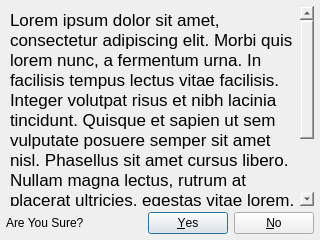
Old version of the form ui/AreYouSureDialog.ui in the repository kipr/botui.
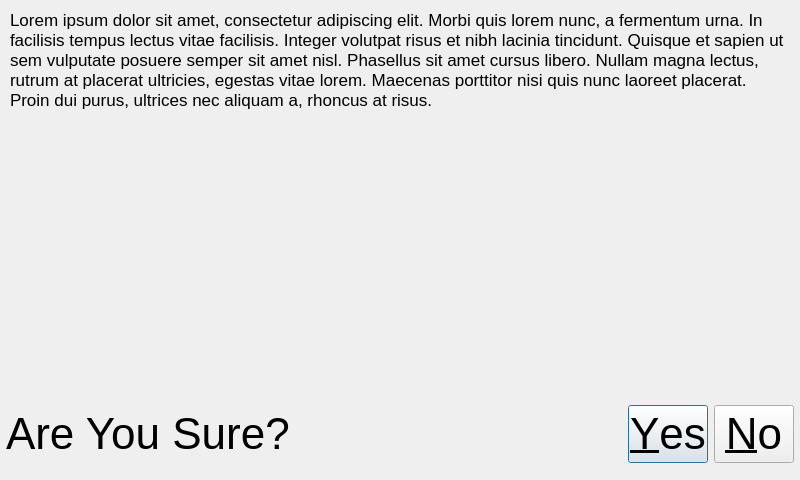
New version of the form.

What changed in the file:
```diff
--- a/ui/AreYouSureDialog.ui
+++ b/ui/AreYouSureDialog.ui
@@ -6,8 +6,8 @@
    <rect>
     <x>0</x>
     <y>0</y>
-    <width>320</width>
-    <height>240</height>
+    <width>800</width>
+    <height>480</height>
    </rect>
   </property>
   <property name="windowTitle">
@@ -19,6 +19,11 @@
    </property>
    <item>
     <widget class="QTextBrowser" name="descr">
+     <property name="font">
+      <font>
+       <pointsize>33</pointsize>
+      </font>
+     </property>
      <property name="styleSheet">
       <string notr="true">background-color: rgba(255, 255, 255, 0);</string>
      </property>
@@ -29,15 +34,26 @@
       <string>&lt;!DOCTYPE HTML PUBLIC &quot;-//W3C//DTD HTML 4.0//EN&quot; &quot;http://www.w3.org/TR/REC-html40/strict.dtd&quot;&gt;
 &lt;html&gt;&lt;head&gt;&lt;meta name=&quot;qrichtext&quot; content=&quot;1&quot; /&gt;&lt;style type=&quot;text/css&quot;&gt;
 p, li { white-space: pre-wrap; }
-&lt;/style&gt;&lt;/head&gt;&lt;body style=&quot; font-family:'Lucida Grande'; font-size:13pt; font-weight:400; font-style:normal;&quot;&gt;
-&lt;p style=&quot; margin-top:0px; margin-bottom:0px; margin-left:0px; margin-right:0px; -qt-block-indent:0; text-indent:0px;&quot;&gt;&lt;span style=&quot; font-family:'Arial,Helvetica,sans'; color:#000000;&quot;&gt;Lorem ipsum dolor sit amet, consectetur adipiscing elit. Morbi quis lorem nunc, a fermentum urna. In facilisis tempus lectus vitae facilisis. Integer volutpat risus et nibh lacinia tincidunt. Quisque et sapien ut sem vulputate posuere semper sit amet nisl. Phasellus sit amet cursus libero. Nullam magna lectus, rutrum at placerat ultricies, egestas vitae lorem. Maecenas porttitor nisi quis nunc laoreet placerat. Proin dui purus, ultrices nec aliquam a, rhoncus at risus.&lt;/span&gt;&lt;/p&gt;&lt;/body&gt;&lt;/html&gt;</string>
+&lt;/style&gt;&lt;/head&gt;&lt;body style=&quot; font-family:'Ubuntu'; font-size:33pt; font-weight:400; font-style:normal;&quot;&gt;
+&lt;p style=&quot; margin-top:0px; margin-bottom:0px; margin-left:0px; margin-right:0px; -qt-block-indent:0; text-indent:0px;&quot;&gt;&lt;span style=&quot; font-family:'Arial,Helvetica,sans'; font-size:13pt; color:#000000;&quot;&gt;Lorem ipsum dolor sit amet, consectetur adipiscing elit. Morbi quis lorem nunc, a fermentum urna. In facilisis tempus lectus vitae facilisis. Integer volutpat risus et nibh lacinia tincidunt. Quisque et sapien ut sem vulputate posuere semper sit amet nisl. Phasellus sit amet cursus libero. Nullam magna lectus, rutrum at placerat ultricies, egestas vitae lorem. Maecenas porttitor nisi quis nunc laoreet placerat. Proin dui purus, ultrices nec aliquam a, rhoncus at risus.&lt;/span&gt;&lt;/p&gt;&lt;/body&gt;&lt;/html&gt;</string>
      </property>
     </widget>
    </item>
    <item>
-    <layout class="QHBoxLayout" name="horizontalLayout">
+    <layout class="QHBoxLayout" name="horizontalLayout" stretch="0,0">
+     <property name="spacing">
+      <number>6</number>
+     </property>
+     <property name="sizeConstraint">
+      <enum>QLayout::SetDefaultConstraint</enum>
+     </property>
      <item>
       <widget class="QLabel" name="label">
+       <property name="font">
+        <font>
+         <pointsize>33</pointsize>
+        </font>
+       </property>
        <property name="text">
         <string>Are You Sure?</string>
        </property>
@@ -45,6 +61,26 @@
      </item>
      <item>
       <widget class="QDialogButtonBox" name="buttonBox">
+       <property name="sizePolicy">
+        <sizepolicy hsizetype="Expanding" vsizetype="Minimum">
+         <horstretch>0</horstretch>
+         <verstretch>0</verstretch>
+        </sizepolicy>
+       </property>
+       <property name="minimumSize">
+        <size>
+         <width>0</width>
+         <height>80</height>
+        </size>
+       </property>
+       <property name="font">
+        <font>
+         <pointsize>33</pointsize>
+        </font>
+       </property>
+       <property name="autoFillBackground">
+        <bool>false</bool>
+       </property>
        <property name="orientation">
         <enum>Qt::Horizontal</enum>
        </property>
```
